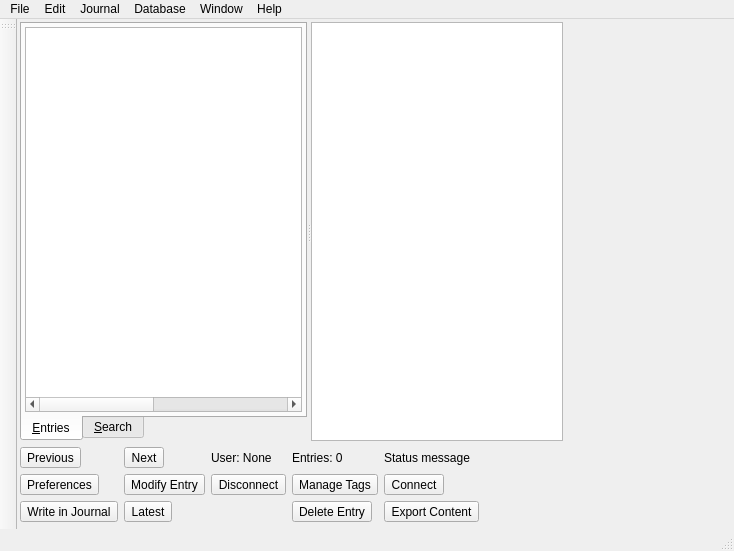
The window that ui/mainwindow.ui (netrunner-debian-kde-extras/robojournal) describes before a commit, drawn with Qt 5.
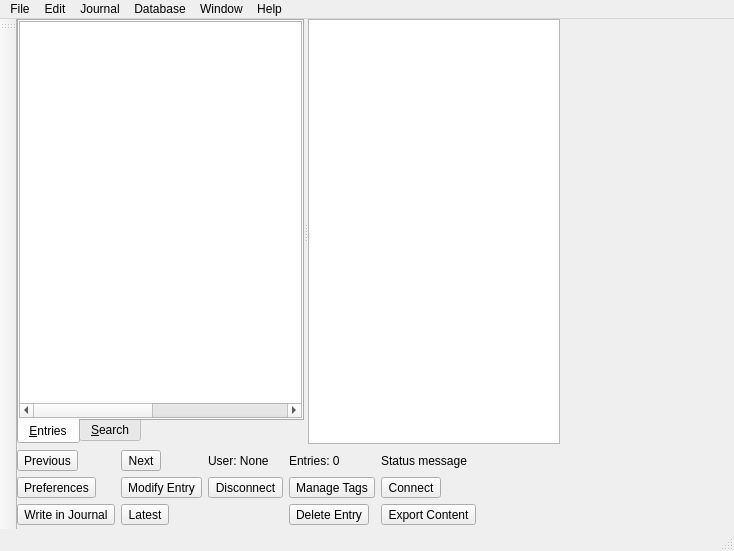
The same window after the commit. The open tabs and pages were chosen to show the change. Icons and pictures are not drawn.

```diff
--- a/ui/mainwindow.ui
+++ b/ui/mainwindow.ui
@@ -19,8 +19,17 @@
   </property>
   <widget class="QWidget" name="centralWidget">
    <layout class="QGridLayout" name="gridLayout">
-    <property name="margin">
-     <number>3</number>
+    <property name="leftMargin">
+     <number>0</number>
+    </property>
+    <property name="topMargin">
+     <number>0</number>
+    </property>
+    <property name="rightMargin">
+     <number>0</number>
+    </property>
+    <property name="bottomMargin">
+     <number>0</number>
     </property>
     <item row="2" column="0">
      <widget class="QToolButton" name="LastEntry">
@@ -242,8 +251,17 @@
          <string>&amp;Entries</string>
         </attribute>
         <layout class="QGridLayout" name="gridLayout_2">
-         <property name="margin">
-          <number>3</number>
+         <property name="leftMargin">
+          <number>0</number>
+         </property>
+         <property name="topMargin">
+          <number>0</number>
+         </property>
+         <property name="rightMargin">
+          <number>0</number>
+         </property>
+         <property name="bottomMargin">
+          <number>0</number>
          </property>
          <item row="0" column="0">
           <widget class="QTreeWidget" name="EntryList">
```
Left out of the diff: 13 changed lines with no effect on the pictures.
